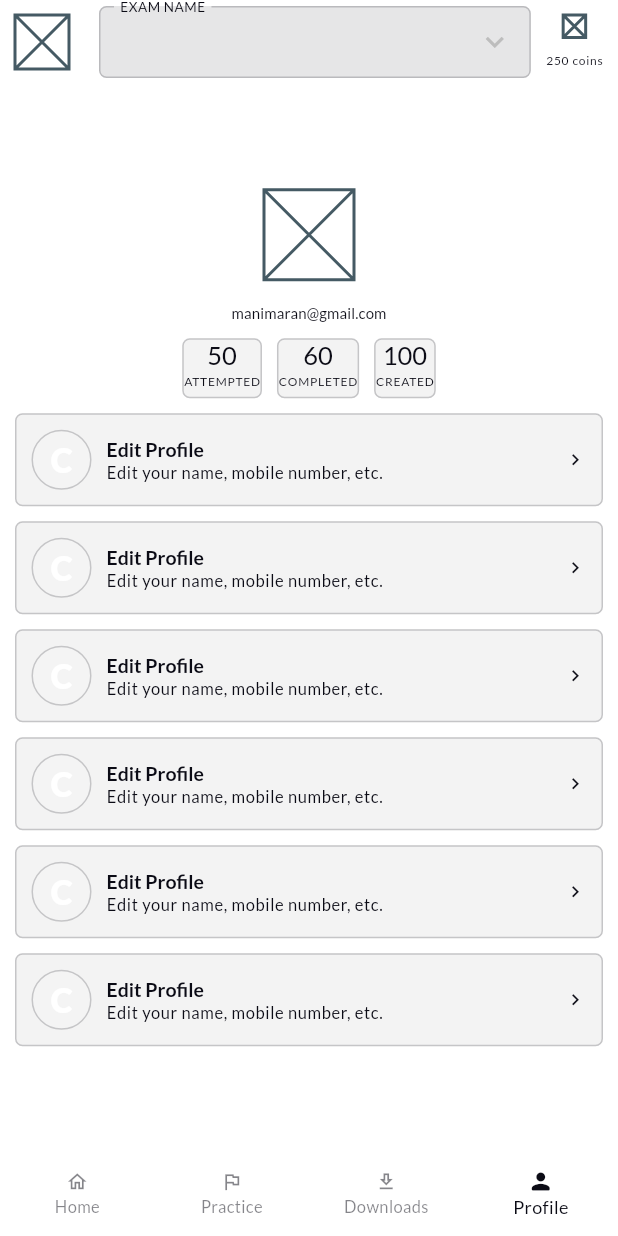
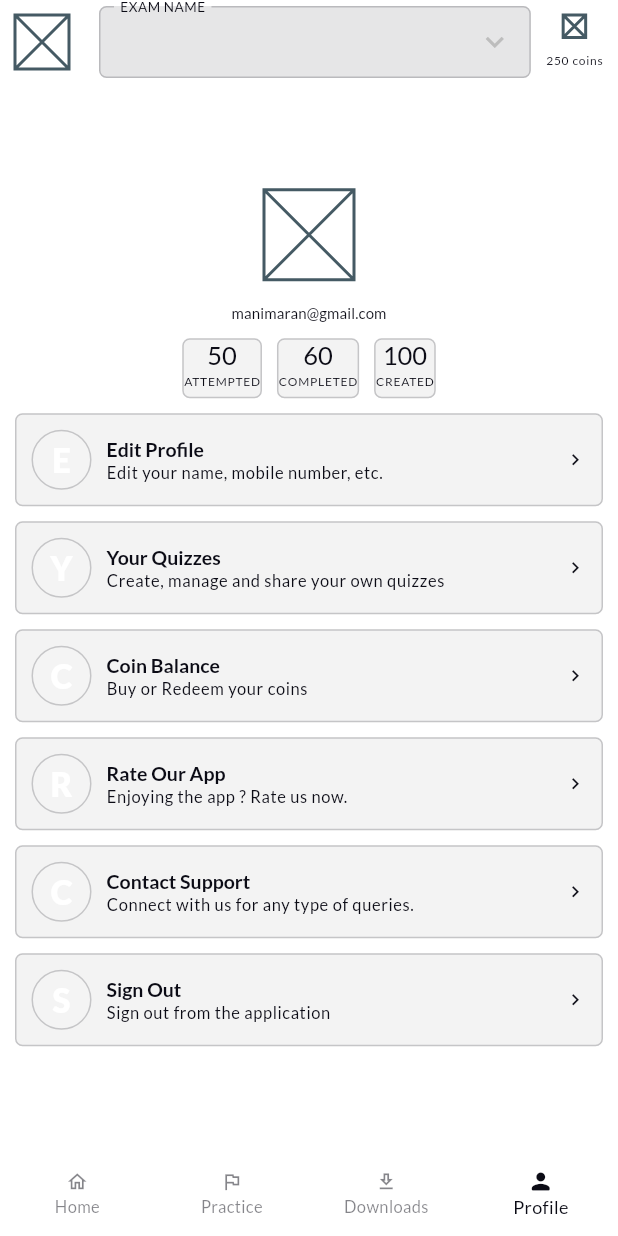
Before and after one commit to indhumathi-e04/quiz_app, a Flutter app: the screen it shows after launch, item 4 of the bottom bar chosen, on a phone screen of 412 x 824 dp. Run offline on Flutter 3.47's test engine with Material 3 defaults, Android fonts, the phone set to English and light mode, and no system bars; our stand-ins replace get, google_fonts.

Commit message:
profile-changes

```diff
--- a/lib/modules/dashboard/view/dependency_injection/dashboard_view_bindings.dart
+++ b/lib/modules/dashboard/view/dependency_injection/dashboard_view_bindings.dart
@@ -1,10 +1,12 @@
 import 'package:get/get.dart';
+
+import '../view_model/dashboard_controller.dart';
 
 class DashboardViewBindings extends Bindings {
   @override
   void dependencies() {
-    Get.lazyPut<DashboardViewBindings>(
-      () => DashboardViewBindings(),
+    Get.lazyPut<DashboardController>(
+      () => DashboardController(),
     );
   }
 }
--- a/lib/modules/profile/view/screens/profile_screen.dart
+++ b/lib/modules/profile/view/screens/profile_screen.dart
@@ -1,4 +1,5 @@
 import 'package:flutter/material.dart';
+import 'package:flutter/widgets.dart';
 
 import 'package:get/get.dart';
 
@@ -12,7 +13,7 @@ class ProfileScreen extends StatelessWidget {
     super.key,
   });
   final ProfileController controller = Get.find<ProfileController>();
-  TestDetailsModel testDetails = TestDetailsModel();
+  final TestDetailsModel testDetails = TestDetailsModel();
   @override
   Widget build(BuildContext context) {
     return Scaffold(
@@ -25,8 +26,8 @@ class ProfileScreen extends StatelessWidget {
           mainAxisAlignment: MainAxisAlignment.center,
           children: [
             const SizedBox(
-              height: 60,
-              width: 60,
+              height: UIConstants.defaultHeight * 6,
+              width: UIConstants.defaultHeight * 6,
               child: Placeholder(),
             ),
             NameBadge(
@@ -41,7 +42,7 @@ class ProfileScreen extends StatelessWidget {
               height: UIConstants.defaultHeight,
             ),
             SizedBox(
-              height: 40,
+              height: UIConstants.defaultHeight * 4,
               child: ListView.separated(
                 separatorBuilder: (context, index) {
                   return const SizedBox(
@@ -66,10 +67,10 @@ class ProfileScreen extends StatelessWidget {
             ListView.separated(
               shrinkWrap: true,
               itemBuilder: ((context, index) {
-                return const ProfileTile(
-                  profileIcon: "C",
-                  profileTitle: "Edit Profile",
-                  profileSubTitle: "Edit your name, mobile number, etc.",
+                return ProfileTile(
+                  profileIcon: controller.profileIcons[index],
+                  profileTitle: controller.profileTitle[index],
+                  profileSubTitle: controller.profileSubTitle[index],
                 );
               }),
               separatorBuilder: (context, index) {
--- a/lib/modules/profile/view/view_model/profile_controller.dart
+++ b/lib/modules/profile/view/view_model/profile_controller.dart
@@ -11,4 +11,28 @@ class ProfileController extends GetxController {
     "COMPLETED",
     "CREATED",
   ];
+  List<String> profileIcons = [
+    "E",
+    "Y",
+    "C",
+    "R",
+    "C",
+    "S",
+  ];
+  List<String> profileTitle = [
+    "Edit Profile",
+    "Your Quizzes",
+    "Coin Balance",
+    "Rate Our App",
+    "Contact Support",
+    "Sign Out",
+  ];
+  List<String> profileSubTitle = [
+    "Edit your name, mobile number, etc.",
+    "Create, manage and share your own quizzes",
+    "Buy or Redeem your coins",
+    "Enjoying the app ? Rate us now.",
+    "Connect with us for any type of queries.",
+    "Sign out from the application",
+  ];
 }
```
